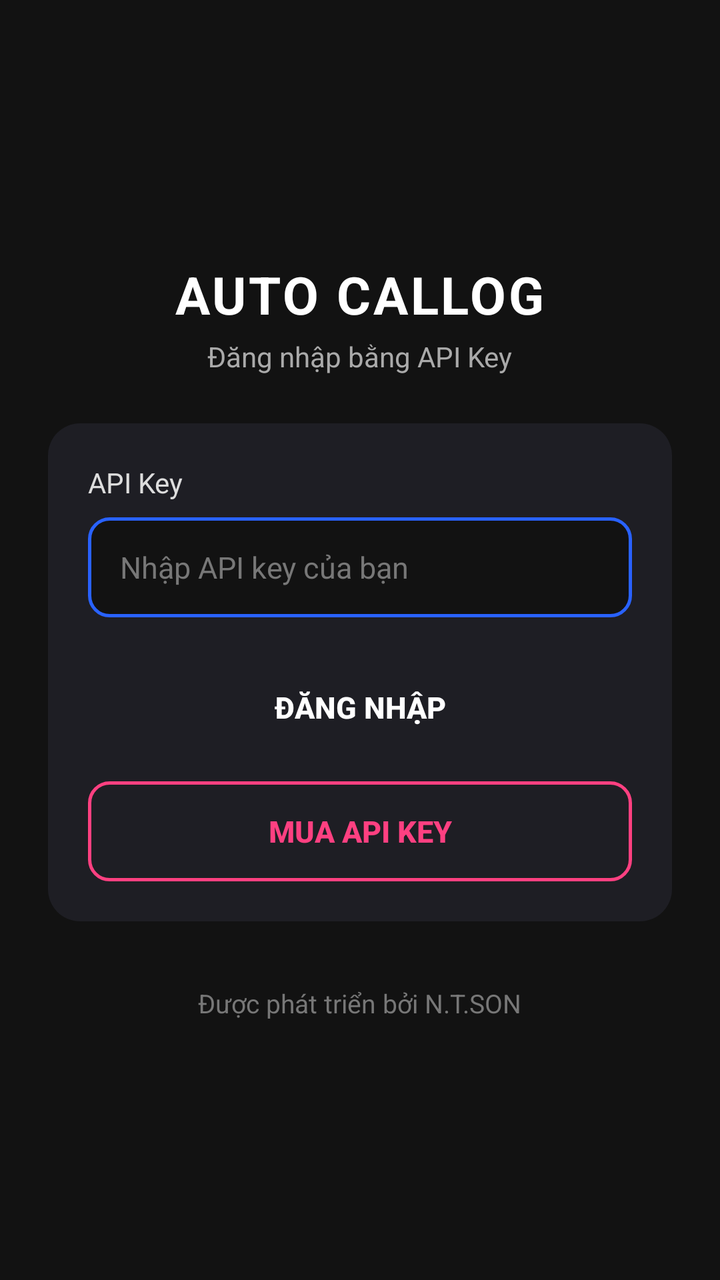
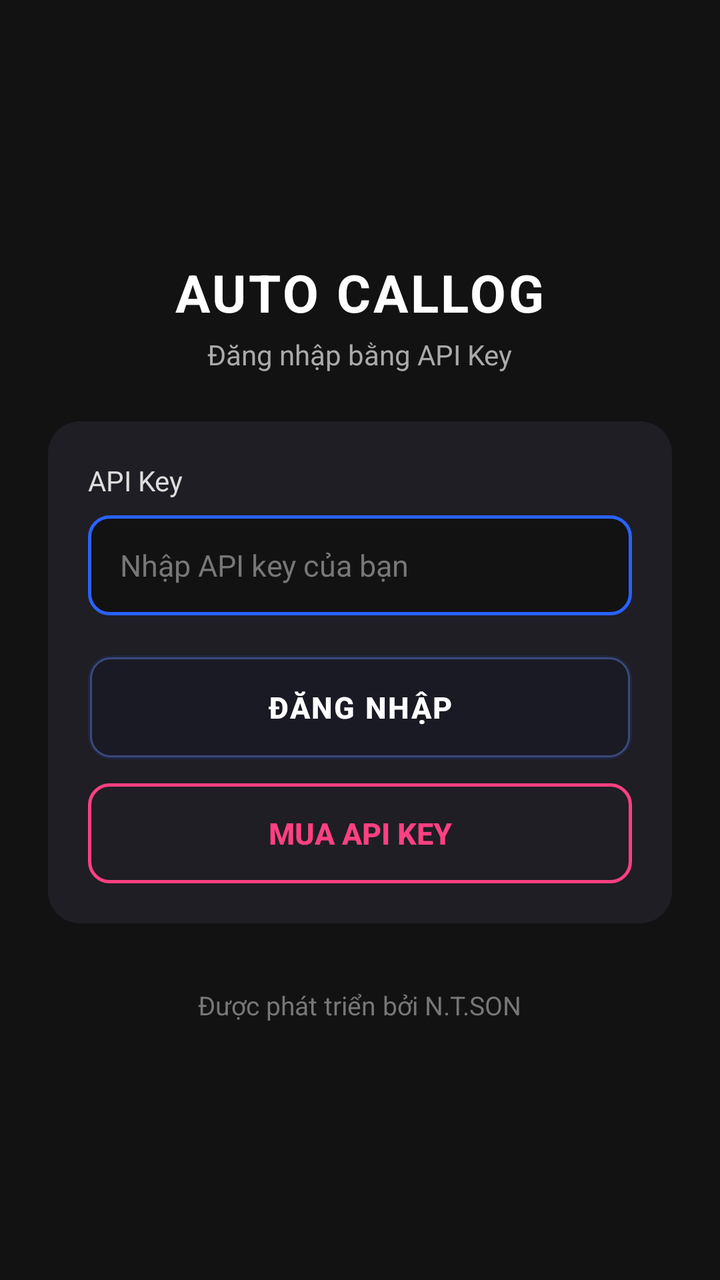

Before-and-after screenshots of an Android layout around one commit, followed by the original layout XML and the change that was made.
<!-- AndroidManifest.xml: application theme Theme.AppCompat.Light.NoActionBar -->
<!-- res/layout/activity_check_key.xml -->
<?xml version="1.0" encoding="utf-8"?>
<LinearLayout xmlns:android="http://schemas.android.com/apk/res/android"
    android:layout_width="match_parent"
    android:layout_height="match_parent"
    android:orientation="vertical"
    android:gravity="center"
    android:background="#121212"
    android:padding="24dp">

    
    <TextView
        android:layout_width="wrap_content"
        android:layout_height="wrap_content"
        android:text="AUTO CALLOG"
        android:textSize="26sp"
        android:textStyle="bold"
        android:textColor="#FFFFFF"
        android:letterSpacing="0.05"
        android:layout_marginBottom="4dp"/>

    <TextView
        android:layout_width="wrap_content"
        android:layout_height="wrap_content"
        android:text="Đăng nhập bằng API Key"
        android:textSize="14sp"
        android:textColor="#AAAAAA"
        android:layout_marginBottom="24dp"/>

    
    <LinearLayout
        android:layout_width="match_parent"
        android:layout_height="wrap_content"
        android:orientation="vertical"
        android:background="@drawable/bg_card_license"
        android:padding="20dp"
        android:layout_marginBottom="32dp">

        <TextView
            android:layout_width="wrap_content"
            android:layout_height="wrap_content"
            android:text="API Key"
            android:textSize="14sp"
            android:textColor="#DDDDDD"
            android:layout_marginBottom="8dp"/>

        
        <EditText
            android:id="@+id/etKey"
            android:layout_width="match_parent"
            android:layout_height="50dp"
            android:hint="Nhập API key của bạn"
            android:textColorHint="#777777"
            android:textColor="#FFFFFF"
            android:textSize="15sp"
            android:background="@drawable/bg_edit_text"
            android:paddingHorizontal="16dp"
            android:singleLine="true"
            android:layout_marginBottom="20dp"/>

        
        <Button
            android:id="@+id/btnCheckKey"
            android:layout_width="match_parent"
            android:layout_height="50dp"
            android:text="ĐĂNG NHẬP"
            android:textColor="#FFFFFF"
            android:textStyle="bold"
            android:textSize="15sp"
            android:backgroundTint="#2962FF"
            android:layout_marginBottom="12dp"
            style="?android:attr/borderlessButtonStyle"/>

        
        <Button
            android:id="@+id/btnBuyKey"
            android:layout_width="match_parent"
            android:layout_height="50dp"
            android:text="MUA API KEY"
            android:textColor="#FF4081"
            android:textStyle="bold"
            android:textSize="15sp"
            android:background="@drawable/bg_btn_outline"
            style="?android:attr/borderlessButtonStyle"/>

    </LinearLayout>

    
    <TextView
        android:layout_width="wrap_content"
        android:layout_height="wrap_content"
        android:text="Được phát triển bởi N.T.SON"
        android:textSize="13sp"
        android:textColor="#777777"/>

</LinearLayout>
<!-- resources referenced by this layout -->
<resources>
  <!-- drawable bg_btn_outline (drawable) -->
  <?xml version="1.0" encoding="utf-8"?>
  <shape xmlns:android="http://schemas.android.com/apk/res/android"
      android:shape="rectangle">
      <solid android:color="#1E1E24"/>
      <stroke android:width="1.5dp" android:color="#FF4081"/>
      <corners android:radius="10dp"/>
  </shape>
  <!-- drawable bg_card_license (drawable) -->
  <?xml version="1.0" encoding="utf-8"?>
  <shape xmlns:android="http://schemas.android.com/apk/res/android"
      android:shape="rectangle">
      <solid android:color="#1E1E24"/>
      <corners android:radius="16dp"/>
  </shape>
  <!-- drawable bg_edit_text (drawable) -->
  <?xml version="1.0" encoding="utf-8"?>
  <shape xmlns:android="http://schemas.android.com/apk/res/android"
      android:shape="rectangle">
      <solid android:color="#121212"/>
      <stroke android:width="1.5dp" android:color="#2962FF"/>
      <corners android:radius="10dp"/>
  </shape>
</resources>

<!-- the commit's change to res/layout/activity_check_key.xml (unified diff, before → after) -->
@@ -61,12 +61,13 @@
         <Button
             android:id="@+id/btnCheckKey"
             android:layout_width="match_parent"
-            android:layout_height="50dp"
+            android:layout_height="52dp"
             android:text="ĐĂNG NHẬP"
             android:textColor="#FFFFFF"
             android:textStyle="bold"
             android:textSize="15sp"
-            android:backgroundTint="#2962FF"
+            android:letterSpacing="0.05"
+            android:background="@drawable/bg_btn_launch"
             android:layout_marginBottom="12dp"
             style="?android:attr/borderlessButtonStyle"/>
 
<!-- resource entries referenced after the edit -->
@@ -1,5 +1,25 @@
 <!-- resources referenced by this layout -->
 <resources>
+  <!-- drawable bg_btn_launch (drawable) -->
+  <?xml version="1.0" encoding="utf-8"?>
+  <layer-list xmlns:android="http://schemas.android.com/apk/res/android">
+      
+      <item>
+          <shape android:shape="rectangle">
+              <solid android:color="#223366FF"/>
+              <corners android:radius="12dp"/>
+          </shape>
+      </item>
+      
+      
+      <item android:top="1dp" android:bottom="1dp" android:left="1dp" android:right="1dp">
+          <shape android:shape="rectangle">
+              <solid android:color="#1A1A24"/>
+              <corners android:radius="10dp"/>
+              <stroke android:width="1dp" android:color="#3A4A7A"/>
+          </shape>
+      </item>
+  </layer-list>
   <!-- drawable bg_btn_outline (drawable) -->
   <?xml version="1.0" encoding="utf-8"?>
   <shape xmlns:android="http://schemas.android.com/apk/res/android"
